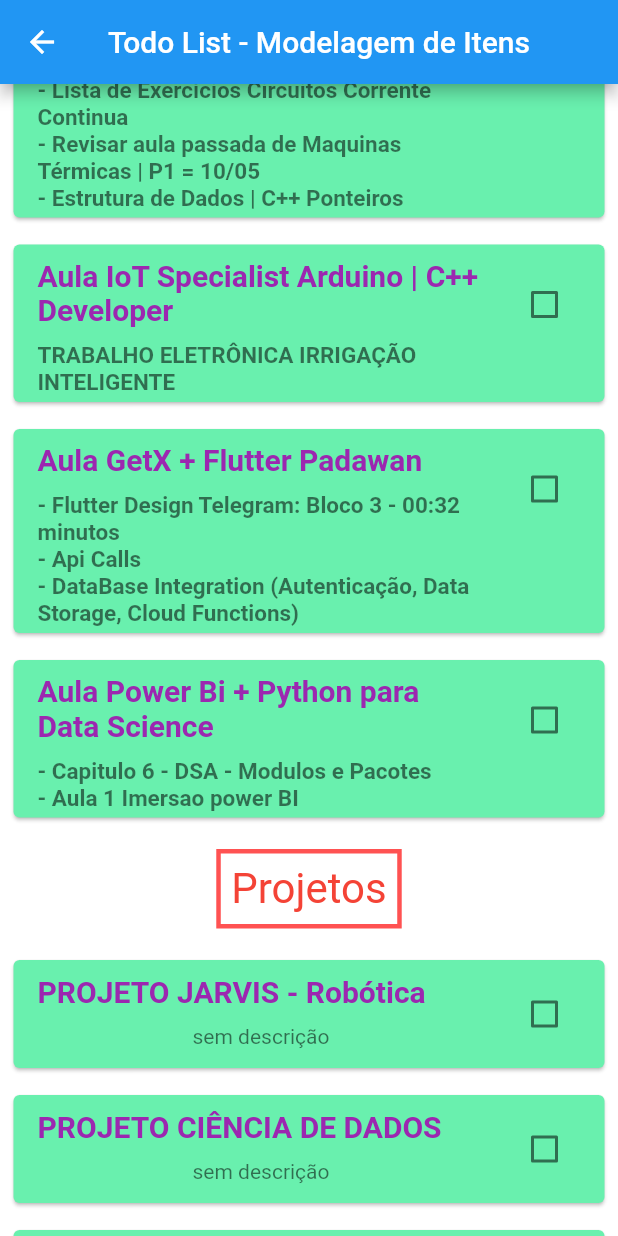
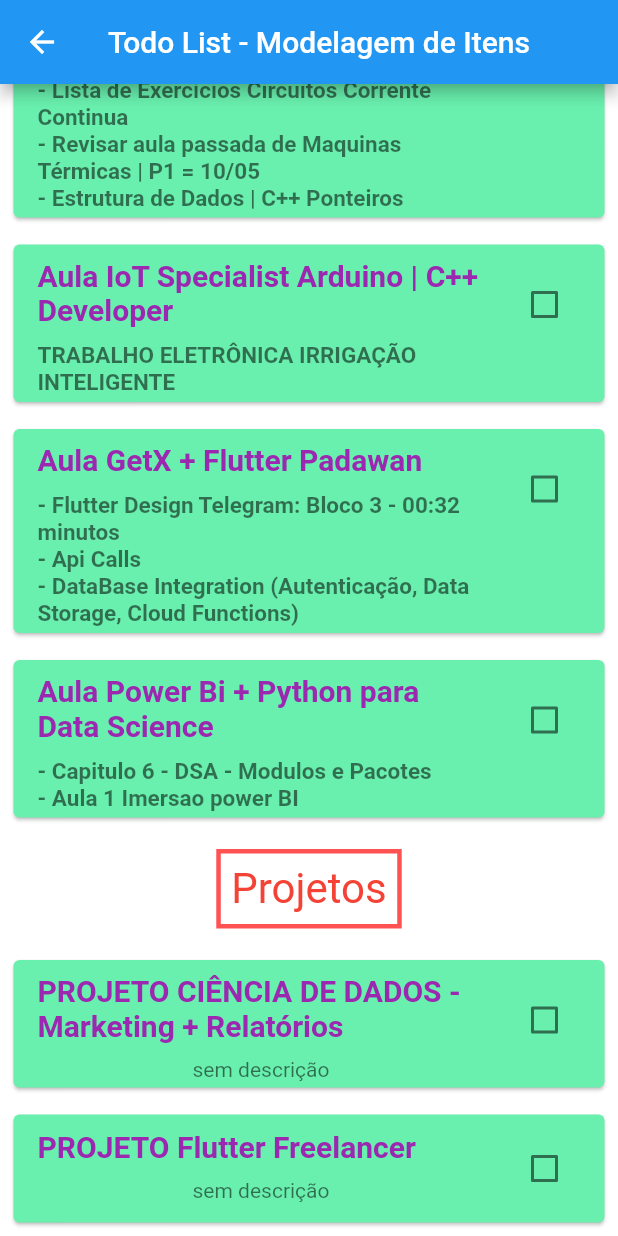
Before and after one commit to PedroVic12/gohan-treinamentos, a Flutter app: the TodoListViewPage screen opened directly, scrolled down 282 dp, on a phone screen of 412 x 824 dp. Run offline on Flutter 3.47's test engine with Material 2 defaults, Android fonts, the phone set to English and light mode, and no system bars; our stand-ins replace get, get_storage, percent_indicator, youtube_player_flutter; accounts and stored records are empty; network calls fail.

Commit message:
Update TodoListViewPage.dart

```diff
--- a/app_produtividade/lib/pages/TodoListViewPage.dart
+++ b/app_produtividade/lib/pages/TodoListViewPage.dart
@@ -179,9 +179,12 @@ class TodoControllerGetx extends GetxController {
           '- Capitulo 6 - DSA - Modulos e Pacotes',
           "- Aula 1 Imersao power BI"
         ]),
-    TodoList(texto: 'PROJETO JARVIS - Robótica', done: false, subTitulo: []),
-    TodoList(texto: 'PROJETO CIÊNCIA DE DADOS', done: false, subTitulo: []),
-    TodoList(texto: 'PROJETO IoT/ Smart Home', done: false, subTitulo: []),
+    //TodoList(texto: 'PROJETO JARVIS - Robótica', done: false, subTitulo: []),
+    TodoList(
+        texto: 'PROJETO CIÊNCIA DE DADOS - Marketing + Relatórios',
+        done: false,
+        subTitulo: []),
+    //TodoList(texto: 'PROJETO IoT/ Smart Home', done: false, subTitulo: []),
     TodoList(texto: 'PROJETO Flutter Freelancer', done: false, subTitulo: []),
   ].obs;
 
```
